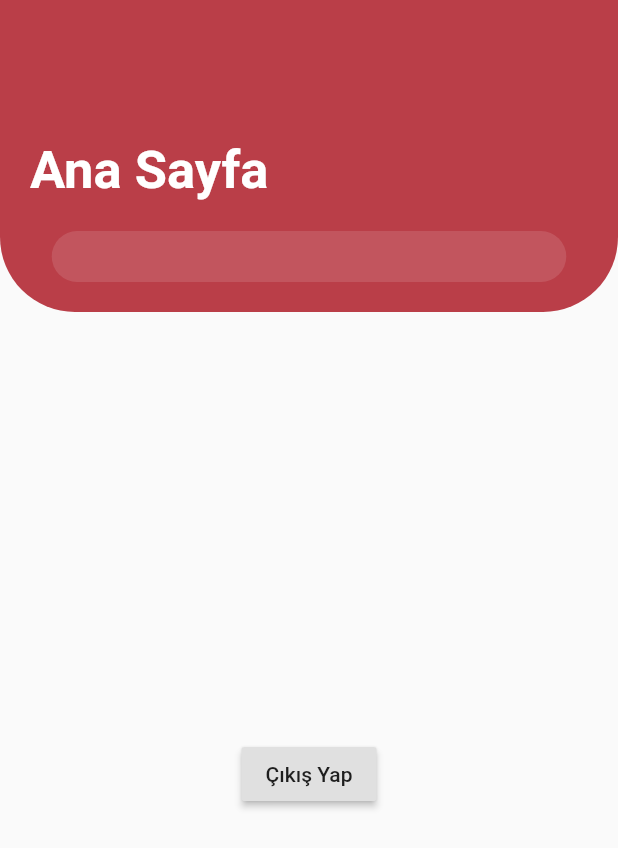
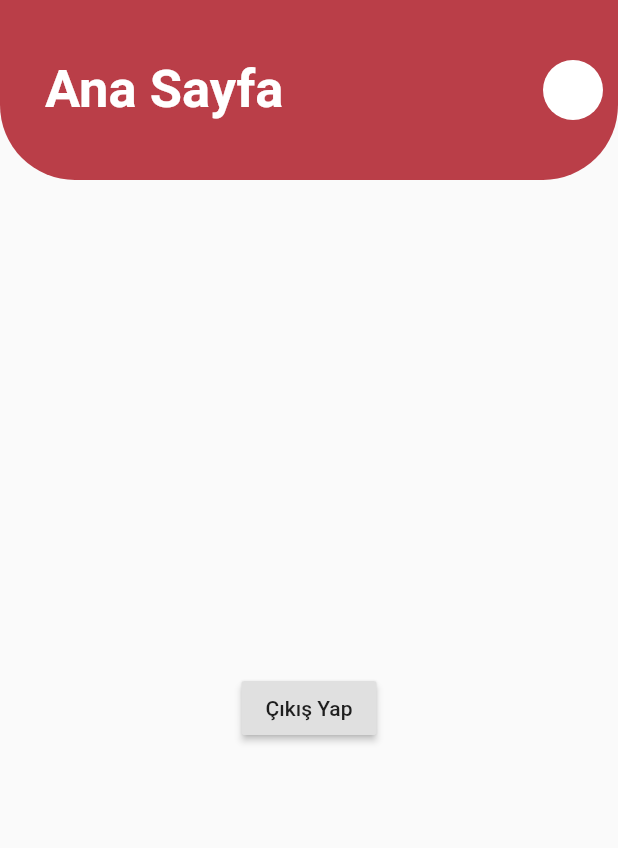
Before and after one commit to sksayed/wordgame, a Flutter app: the Home screen opened directly, on a phone screen of 412 x 824 dp. Shown: the top 848 px of the screen. Run offline on Flutter 3.47's test engine with Material 2 defaults, Android fonts, the phone set to English and light mode, and no system bars; our stand-ins replace cloud_firestore, firebase_auth, flutter_spinkit; accounts and stored records are empty.

Commit message:
db operations

```diff
--- a/lib/screens/auth/singUp.dart
+++ b/lib/screens/auth/singUp.dart
@@ -1,5 +1,6 @@
 import 'package:flutter/material.dart';
 import 'package:ingilizceegitim/services/auth_services.dart';
+import 'package:ingilizceegitim/services/db_service.dart';
 import 'package:ingilizceegitim/widgets/auth_button.dart';
 import 'package:ingilizceegitim/widgets/custom_appbar.dart';
 import 'package:ingilizceegitim/widgets/custom_textField.dart';
@@ -15,6 +16,7 @@ class SignUp extends StatefulWidget {
 class _SignUpState extends State<SignUp> {
   final AuthService _auth = AuthService();
   final _formKey = GlobalKey<FormState>();
+  final DbService _db = DbService();
 
   String name = "";
   String surname = "";
@@ -113,11 +115,19 @@ class _SignUpState extends State<SignUp> {
               title: "Hesap Oluştur",
               onPress: () async {
                 if (_formKey.currentState.validate()) {
+                  Map<String, String> userInfoMap = {
+                    "email": email,
+                    "password": password,
+                    "name": name,
+                    "surname": surname,
+                    "username": username,
+                  };
                   setState(() => loading = true);
                   dynamic result = await _auth.signUpWithEmailAndPassword(
                     email,
                     password,
                   );
+                  _db.uploadUserInfo(userInfoMap);
                   if (result == null) {
                     setState(() {
                       loading = false;
@@ -223,7 +233,7 @@ class _SignUpState extends State<SignUp> {
                 val.length < 2 ? "adınız en az 2 karakter içermelidir!" : null,
             onChange: (val) {
               setState(() {
-                return username = val;
+                return name = val;
               });
             },
           ),
@@ -239,7 +249,7 @@ class _SignUpState extends State<SignUp> {
                 : null,
             onChange: (val) {
               setState(() {
-                return username = val;
+                return surname = val;
               });
             },
           ),
--- a/lib/screens/home/home.dart
+++ b/lib/screens/home/home.dart
@@ -12,9 +12,8 @@ class _HomeState extends State<Home> {
   @override
   Widget build(BuildContext context) {
     return Scaffold(
-      appBar: CustomAppBar(
+      appBar: CustomAppBarForHome(
         title1: 'Ana Sayfa',
-        title: "",
       ),
       body: Center(
         child: Column(
--- a/lib/services/auth_services.dart
+++ b/lib/services/auth_services.dart
@@ -12,7 +12,6 @@ class AuthService {
     return _auth.onAuthStateChanged.map(_firebaseUser);
   }
 
-  //Kayıt olma işlemi
   Future signUpWithEmailAndPassword(String email, String password) async {
     try {
       AuthResult result = await _auth.createUserWithEmailAndPassword(
@@ -27,7 +26,6 @@ class AuthService {
     }
   }
 
-  //giriş yapma işlemi
   Future signInWithEmailAndPassword(String email, String password) async {
     try {
       AuthResult result = await _auth.signInWithEmailAndPassword(
@@ -42,7 +40,6 @@ class AuthService {
     }
   }
 
-  //Şifre sıfırlama işlemi
   Future resetPassword(String email) async {
     try {
       return await _auth.sendPasswordResetEmail(email: email);
@@ -52,7 +49,6 @@ class AuthService {
     }
   }
 
-  //Çıkış yapma işlemi
    Future signOut() async {
     try {
       return await _auth.signOut();
--- /dev/null
+++ b/lib/services/db_service.dart
@@ -0,0 +1,7 @@
+import 'package:cloud_firestore/cloud_firestore.dart';
+
+class DbService {
+  uploadUserInfo(userMap) async {
+    return await Firestore.instance.collection("users").add(userMap);
+  }
+}
--- a/lib/widgets/custom_appbar.dart
+++ b/lib/widgets/custom_appbar.dart
@@ -60,3 +60,51 @@ class CustomAppBar extends StatelessWidget implements PreferredSizeWidget {
     );
   }
 }
+
+class CustomAppBarForHome extends StatelessWidget
+    implements PreferredSizeWidget {
+  final String title;
+  final String title1;
+  CustomAppBarForHome({
+    this.title,
+    this.title1,
+  });
+  @override
+  Size get preferredSize => Size.fromHeight(120);
+
+  @override
+  Widget build(BuildContext context) {
+    return Container(
+      decoration: BoxDecoration(
+        borderRadius: BorderRadius.only(
+          bottomLeft: Radius.circular(50),
+          bottomRight: Radius.circular(50),
+        ),
+        color: Color(0xffBA3E48),
+      ),
+      child: Container(
+        padding: const EdgeInsets.symmetric(horizontal: 10),
+        child: Row(
+          mainAxisAlignment: MainAxisAlignment.spaceBetween,
+          children: [
+            Container(
+              padding: EdgeInsets.all(20),
+              alignment: Alignment.centerLeft,
+              child: Text(
+                title1,
+                style: TextStyle(
+                  color: Colors.white,
+                  fontSize: 35,
+                  fontWeight: FontWeight.w700,
+                ),
+              ),
+            ),
+            CircleAvatar(
+              backgroundColor: Colors.white,
+            )
+          ],
+        ),
+      ),
+    );
+  }
+}
```
Also changed, not shown: 1 other file.
